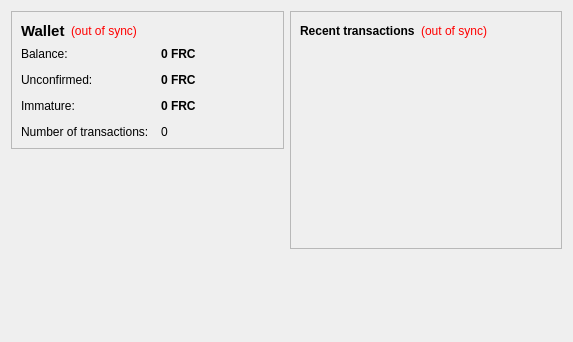
Before: the Qt Designer form src/qt/forms/overviewpage.ui in testkojn/testkojn, drawn with Qt 5.
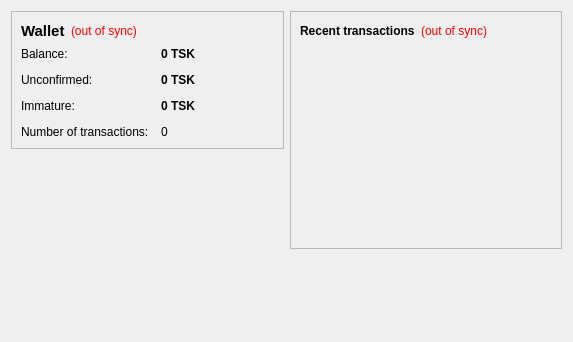
After: the same form once the commit is applied.

```diff
--- a/src/qt/forms/overviewpage.ui
+++ b/src/qt/forms/overviewpage.ui
@@ -105,7 +105,7 @@
              <string>Your current balance</string>
             </property>
             <property name="text">
-             <string notr="true">0 FRC</string>
+             <string notr="true">0 TSK</string>
             </property>
             <property name="textInteractionFlags">
              <set>Qt::LinksAccessibleByMouse|Qt::TextSelectableByKeyboard|Qt::TextSelectableByMouse</set>
@@ -134,7 +134,7 @@
              <string>Total of transactions that have yet to be confirmed, and do not yet count toward the current balance</string>
             </property>
             <property name="text">
-             <string notr="true">0 FRC</string>
+             <string notr="true">0 TSK</string>
             </property>
             <property name="textInteractionFlags">
              <set>Qt::LinksAccessibleByMouse|Qt::TextSelectableByKeyboard|Qt::TextSelectableByMouse</set>
@@ -177,7 +177,7 @@
              <string>Mined balance that has not yet matured</string>
             </property>
             <property name="text">
-             <string notr="true">0 FRC</string>
+             <string notr="true">0 TSK</string>
             </property>
             <property name="textInteractionFlags">
              <set>Qt::LinksAccessibleByMouse|Qt::TextSelectableByKeyboard|Qt::TextSelectableByMouse</set>
```
Left out of the diff: 4 changed lines with no effect on the pictures.
